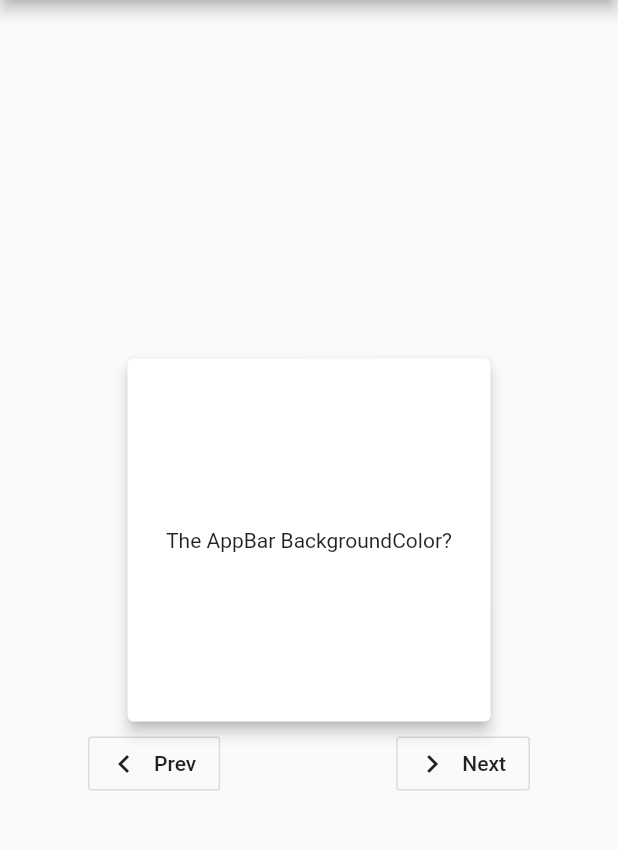
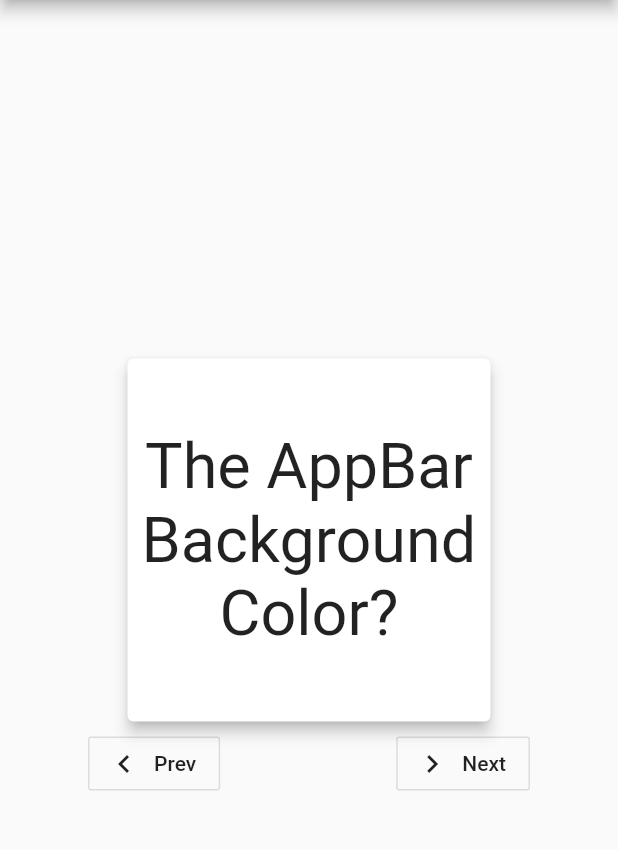
Before and after one commit to Edivri/flashcardsUI, a Flutter app: the screen it shows after launch, on a phone screen of 412 x 824 dp, the part 84-934 px from its top. Run offline on Flutter 3.47's test engine with Material 2 defaults, Android fonts, the phone set to English and light mode, and no system bars; drawn by our look-alikes of flip_card.

```diff
--- a/lib/flashcard_view.dart
+++ b/lib/flashcard_view.dart
@@ -13,6 +13,7 @@ class FlashcardView extends StatelessWidget {
         child: Text(
           text,
           textAlign: TextAlign.center,
+          textScaleFactor: 3,
         ),
       ),
     );
--- a/lib/main.dart
+++ b/lib/main.dart
@@ -16,7 +16,7 @@ class _MyAppState extends State<MyApp> {
   List<Flashcard> _flashcards = [
     Flashcard(
         question: "The AppBar BackgroundColor?",
-        answer: "Teal"),
+        answer: "Teal✅"),
     Flashcard(question: "Bat-signal is for?", answer: "Batman🦇!"),
     Flashcard(
         question: "Who writes the best code?", answer: "Ya boi Za Proqrammer!👨🏽‍💻")
```
